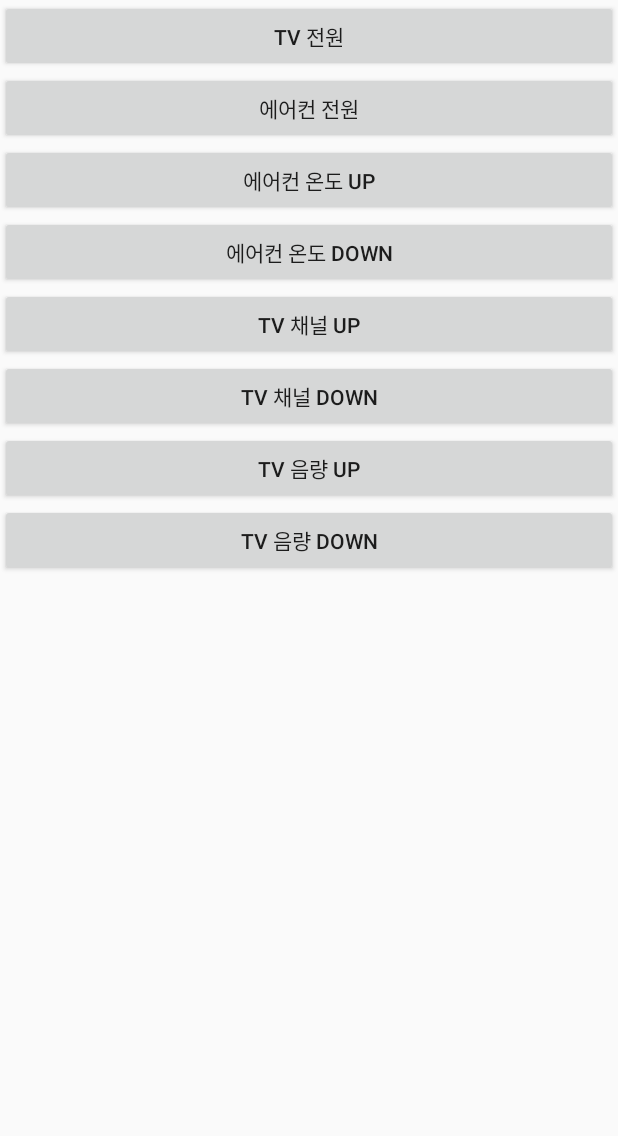
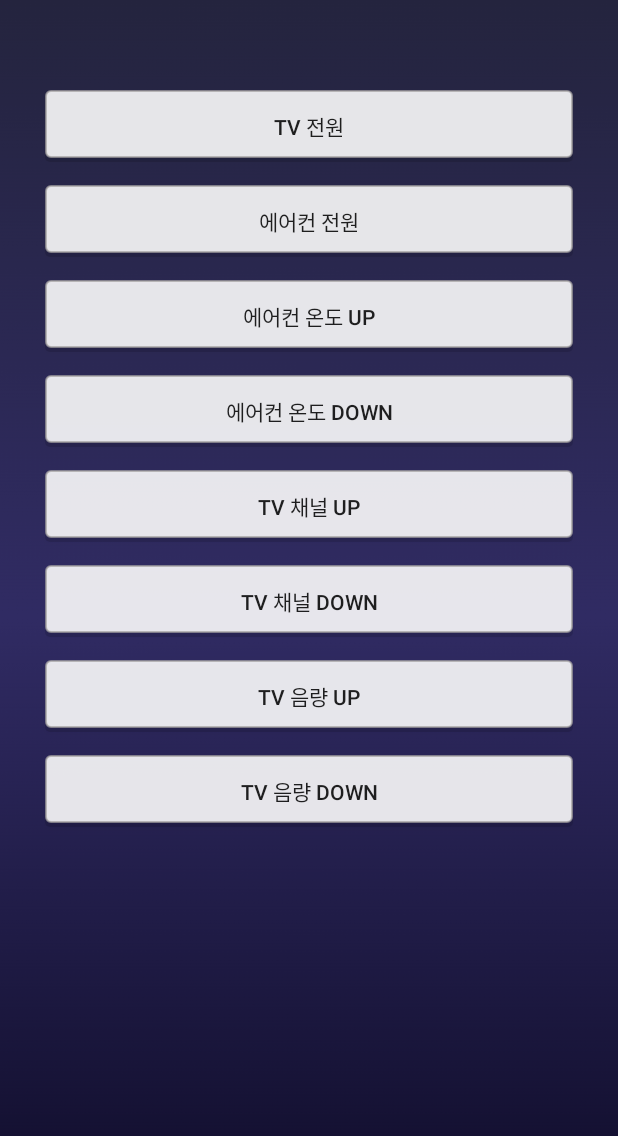
Before and after one commit to kyu9341/UleungCare, an Android app: the layout activity_controller.xml on its own in the app's theme, with its tools: preview values and no code run, on a phone screen of 412 x 824 dp. Shown: the top 1136 px of the screen. Run offline under Robolectric (Android 15) with nearby library versions, the phone set to English and light mode, and no system bars; network calls fail.

```diff
--- /dev/null
+++ b/android/UleungCare/app/src/main/res/drawable/button.xml
@@ -0,0 +1,23 @@
+<?xml version="1.0" encoding="utf-8"?>
+<selector xmlns:android="http://schemas.android.com/apk/res/android">
+
+    <item>
+        <layer-list>
+            <!-- shadow (밑으로) : 그림자 -->
+            <item android:top="3dp">
+                <shape>
+                    <corners android:radius="3dp" />
+                    <solid android:color="#1f000000" />
+                </shape>
+            </item>
+            <!-- background (위로) -->
+            <item android:bottom="3dp">
+                <shape>
+                    <corners android:radius="3dp" />
+                    <solid android:color="#E2FFFFFF" />
+                    <stroke android:width="1dp" android:color="#B7A5A2A2" />
+                </shape>
+            </item>
+        </layer-list>
+    </item>
+</selector>
--- a/android/UleungCare/app/src/main/res/layout/activity_cctv.xml
+++ b/android/UleungCare/app/src/main/res/layout/activity_cctv.xml
@@ -8,10 +8,8 @@
     <!--메인 페이지-->
 
     <WebView
+        android:id="@+id/webView"
         android:layout_width="match_parent"
-        android:layout_height="match_parent"
-        android:id="@+id/webView"
-        >
-    </WebView>
+        android:layout_height="match_parent"></WebView>
 
 </LinearLayout>
--- a/android/UleungCare/app/src/main/res/layout/activity_controller.xml
+++ b/android/UleungCare/app/src/main/res/layout/activity_controller.xml
@@ -3,62 +3,96 @@
     android:orientation="vertical"
     android:layout_width="match_parent"
     android:layout_height="match_parent"
->
+    android:background="@drawable/blue"
+    >
 
     <Button
+        android:elevation="2dp"
+        android:layout_marginRight="30dp"
+        android:layout_marginTop="60dp"
+        android:layout_marginLeft="30dp"
         android:layout_width="match_parent"
         android:layout_height="wrap_content"
         android:text="TV 전원"
         android:id="@+id/tvonButton"
+        android:background="@drawable/button"
         />
 
     <Button
+        android:layout_marginRight="30dp"
+        android:layout_marginTop="15dp"
+        android:layout_marginLeft="30dp"
         android:layout_width="match_parent"
         android:layout_height="wrap_content"
         android:text="에어컨 전원"
         android:id="@+id/airconOnButton"
+        android:background="@drawable/button"
         />
 
     <Button
+        android:layout_marginRight="30dp"
+        android:layout_marginTop="15dp"
+        android:layout_marginLeft="30dp"
         android:layout_width="match_parent"
         android:layout_height="wrap_content"
         android:text="에어컨 온도 up"
         android:id="@+id/airUpButton"
+        android:background="@drawable/button"
         />
 
     <Button
+        android:layout_marginRight="30dp"
+        android:layout_marginTop="15dp"
+        android:layout_marginLeft="30dp"
         android:layout_width="match_parent"
         android:layout_height="wrap_content"
         android:text="에어컨 온도 down"
         android:id="@+id/airDownButton"
+        android:background="@drawable/button"
         />
 
     <Button
+        android:layout_marginRight="30dp"
+        android:layout_marginTop="15dp"
+        android:layout_marginLeft="30dp"
         android:layout_width="match_parent"
         android:layout_height="wrap_content"
         android:text="TV 채널 up"
         android:id="@+id/tvChUpButton"
+        android:background="@drawable/button"
         />
 
     <Button
+        android:layout_marginRight="30dp"
+        android:layout_marginTop="15dp"
+        android:layout_marginLeft="30dp"
         android:layout_width="match_parent"
         android:layout_height="wrap_content"
         android:text="TV 채널 down"
         android:id="@+id/tvChDownButton"
+        android:background="@drawable/button"
         />
 
     <Button
+        android:layout_marginRight="30dp"
+        android:layout_marginTop="15dp"
+        android:layout_marginLeft="30dp"
         android:layout_width="match_parent"
         android:layout_height="wrap_content"
         android:text="TV 음량 up"
         android:id="@+id/tvVolUpButton"
+        android:background="@drawable/button"
         />
 
     <Button
+        android:layout_marginRight="30dp"
+        android:layout_marginTop="15dp"
+        android:layout_marginLeft="30dp"
         android:layout_width="match_parent"
         android:layout_height="wrap_content"
         android:text="TV 음량 down"
         android:id="@+id/tvVolDownButton"
+        android:background="@drawable/button"
         />
 
 </LinearLayout>
--- a/android/UleungCare/app/src/main/res/values/colors.xml
+++ b/android/UleungCare/app/src/main/res/values/colors.xml
@@ -1,7 +1,7 @@
 <?xml version="1.0" encoding="utf-8"?>
 <resources>
     <color name="colorPrimary">#008577</color>
-    <color name="colorPrimaryDark">#00574B</color>
+    <color name="colorPrimaryDark">#576890</color>
     <color name="colorAccent">#D81B60</color>
     <color name ="colorGray">#8C8C8C</color>
     <color name ="colorWhite">#FFFFFF</color>
--- a/android/UleungCare/app/src/main/res/values/styles.xml
+++ b/android/UleungCare/app/src/main/res/values/styles.xml
@@ -2,6 +2,7 @@
 
     <!-- Base application theme. -->
     <style name="AppTheme" parent="Theme.AppCompat.Light.DarkActionBar">
+        <item name="windowNoTitle">true</item>
         <!-- Customize your theme here. -->
         <item name="colorPrimary">@color/colorPrimary</item>
         <item name="colorPrimaryDark">@color/colorPrimaryDark</item>
```
Also changed, not shown: android/UleungCare/app/src/main/java/com/example/uleungcare/CCTVActivity.java (+5 -2 lines), android/UleungCare/app/src/main/java/com/example/uleungcare/ControllerActivity.java (+16 -6 lines), android/UleungCare/app/src/main/java/com/example/uleungcare/MainActivity.java (+5 -3 lines), android/UleungCare/app/src/main/java/com/example/uleungcare/SettingActivity.java (+72 -34 lines), android/UleungCare/app/src/main/res/layout/activity_main.xml (+18 -4 lines), android/UleungCare/app/src/main/res/layout/activity_setting.xml (+52 -46 lines), android/UleungCare/app/src/main/res/drawable/blue.jpg (added).
